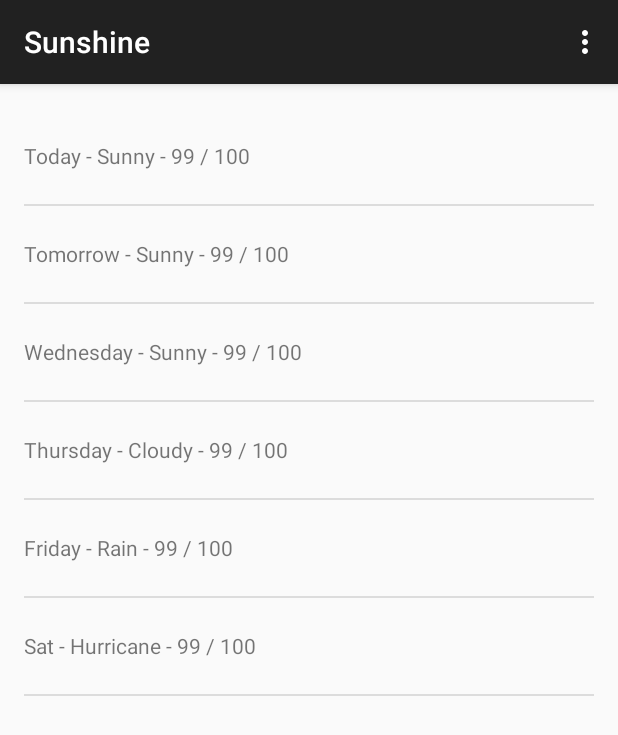
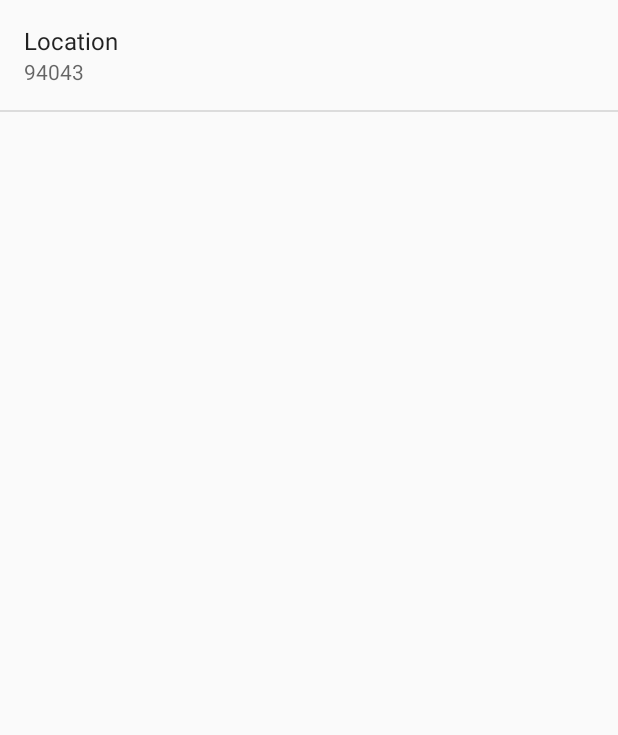
Before and after one commit to manl1100/sunshine, an Android app: the screen it shows after launch (MyActivity before the commit, SettingsActivity after it), in the options menu, after a tap on "Settings", on a phone screen of 412 x 824 dp. Shown: the top 735 px of the screen. Run offline under Robolectric (Android 15) with nearby library versions, the phone set to English and light mode, and no system bars.

Commit message:
Settings preferences, retrieve weather data on start up

```diff
--- a/app/src/main/java/com/example/manuelsanchez/android/sunshine/ForecastFragment.java
+++ b/app/src/main/java/com/example/manuelsanchez/android/sunshine/ForecastFragment.java
@@ -1,8 +1,11 @@
 package com.example.manuelsanchez.android.sunshine;
 
+import android.content.Intent;
+import android.content.SharedPreferences;
 import android.net.Uri;
 import android.os.AsyncTask;
 import android.os.Bundle;
+import android.preference.PreferenceManager;
 import android.support.v4.app.Fragment;
 import android.util.Log;
 import android.view.LayoutInflater;
@@ -28,11 +31,10 @@ import java.net.HttpURLConnection;
 import java.net.URL;
 import java.text.SimpleDateFormat;
 import java.util.ArrayList;
-import java.util.Arrays;
 import java.util.Date;
 
 /**
- * Created by manuelsanchez on 7/20/14.
+ * Created by manuelsanchez on 7/20/14
  */
 public class ForecastFragment extends Fragment {
 
@@ -48,26 +50,19 @@ public class ForecastFragment extends Fragment {
         View rootView = inflater.inflate(R.layout.fragment_my, container, false);
         setHasOptionsMenu(true);
 
-        String[] forecastData = {
-                "Today - Sunny - 99 / 100",
-                "Tomorrow - Sunny - 99 / 100",
-                "Wednesday - Sunny - 99 / 100",
-                "Thursday - Cloudy - 99 / 100",
-                "Friday - Rain - 99 / 100",
-                "Sat - Hurricane - 99 / 100"
-        };
-
-        ArrayList<String> weekForecast = new ArrayList<String>(Arrays.asList(forecastData));
-        mForecastAdapter = new ArrayAdapter<String>(getActivity(), R.layout.list_item_forecast, R.id.list_item_forecast_textview, weekForecast);
+        mForecastAdapter = new ArrayAdapter<String>(getActivity(), R.layout.list_item_forecast, R.id.list_item_forecast_textview, new ArrayList<String>());
         final ListView listView = (ListView) rootView.findViewById(R.id.listview_forecast);
         listView.setAdapter(mForecastAdapter);
 
-        listView.setOnItemClickListener(new AdapterView.OnItemClickListener() {
+            listView.setOnItemClickListener(new AdapterView.OnItemClickListener() {
 
             @Override
             public void onItemClick(AdapterView<?> parent, View view, int position, long id) {
                 String forecast = mForecastAdapter.getItem(position);
                 Toast.makeText(getActivity(), forecast, Toast.LENGTH_SHORT).show();
+                Intent weatherIntent = new Intent(getActivity(), DetailActivity.class);
+                weatherIntent.putExtra(Intent.EXTRA_TEXT, forecast);
+                startActivity(weatherIntent);
             }
         });
 
@@ -86,11 +81,23 @@ public class ForecastFragment extends Fragment {
         // as you specify a parent activity in AndroidManifest.xml.
         int id = item.getItemId();
         if (id == R.id.action_refresh) {
-            FetchWeatherTask fetchWeatherTask = new FetchWeatherTask();
-            fetchWeatherTask.execute("75209");
+            updateWeather();
             return true;
         }
         return super.onOptionsItemSelected(item);
+    }
+
+    private void updateWeather() {
+        FetchWeatherTask fetchWeatherTask = new FetchWeatherTask();
+        SharedPreferences pref = PreferenceManager.getDefaultSharedPreferences(getActivity());
+        String location = pref.getString(getString(R.string.pref_location_key), getString(R.string.pref_location_default));
+        fetchWeatherTask.execute(location);
+    }
+
+    @Override
+    public void onStart() {
+        super.onStart();
+        updateWeather();
     }
 
     public class FetchWeatherTask extends AsyncTask<String, Void, String[]> {
--- a/app/src/main/java/com/example/manuelsanchez/android/sunshine/MyActivity.java
+++ b/app/src/main/java/com/example/manuelsanchez/android/sunshine/MyActivity.java
@@ -1,5 +1,6 @@
 package com.example.manuelsanchez.android.sunshine;
 
+import android.content.Intent;
 import android.os.Bundle;
 import android.support.v7.app.ActionBarActivity;
 import android.view.Menu;
@@ -34,6 +35,8 @@ public class MyActivity extends ActionBarActivity {
         // as you specify a parent activity in AndroidManifest.xml.
         int id = item.getItemId();
         if (id == R.id.action_settings) {
+            Intent settings = new Intent(this, SettingsActivity.class);
+            startActivity(settings);
             return true;
         }
         return super.onOptionsItemSelected(item);
--- /dev/null
+++ b/app/src/main/java/com/example/manuelsanchez/android/sunshine/SettingsActivity.java
@@ -0,0 +1,71 @@
+package com.example.manuelsanchez.android.sunshine;
+
+/**
+ * Created by manuelsanchez on 12/7/14.
+ */
+
+import android.os.Bundle;
+import android.preference.ListPreference;
+import android.preference.Preference;
+import android.preference.PreferenceActivity;
+import android.preference.PreferenceManager;
+
+/**
+ * A {@link PreferenceActivity} that presents a set of application settings.
+ * <p>
+ * See <a href="http://developer.android.com/design/patterns/settings.html">
+ * Android Design: Settings</a> for design guidelines and the <a
+ * href="http://developer.android.com/guide/topics/ui/settings.html">Settings
+ * API Guide</a> for more information on developing a Settings UI.
+ */
+public class SettingsActivity extends PreferenceActivity
+        implements Preference.OnPreferenceChangeListener {
+
+    @Override
+    public void onCreate(Bundle savedInstanceState) {
+        super.onCreate(savedInstanceState);
+        // Add 'general' preferences, defined in the XML file
+        addPreferencesFromResource(R.xml.pref_general);
+
+        // For all preferences, attach an OnPreferenceChangeListener so the UI summary can be
+        // updated when the preference changes.
+        bindPreferenceSummaryToValue(findPreference(getString(R.string.pref_location_key)));
+    }
+
+    /**
+     * Attaches a listener so the summary is always updated with the preference value.
+     * Also fires the listener once, to initialize the summary (so it shows up before the value
+     * is changed.)
+     */
+    private void bindPreferenceSummaryToValue(Preference preference) {
+        // Set the listener to watch for value changes.
+        preference.setOnPreferenceChangeListener(this);
+
+        // Trigger the listener immediately with the preference's
+        // current value.
+        onPreferenceChange(preference,
+                PreferenceManager
+                        .getDefaultSharedPreferences(preference.getContext())
+                        .getString(preference.getKey(), ""));
+    }
+
+    @Override
+    public boolean onPreferenceChange(Preference preference, Object value) {
+        String stringValue = value.toString();
+
+        if (preference instanceof ListPreference) {
+            // For list preferences, look up the correct display value in
+            // the preference's 'entries' list (since they have separate labels/values).
+            ListPreference listPreference = (ListPreference) preference;
+            int prefIndex = listPreference.findIndexOfValue(stringValue);
+            if (prefIndex >= 0) {
+                preference.setSummary(listPreference.getEntries()[prefIndex]);
+            }
+        } else {
+            // For other preferences, set the summary to the value's simple string representation.
+            preference.setSummary(stringValue);
+        }
+        return true;
+    }
+
+}
--- a/app/src/main/res/layout/fragment_detail.xml
+++ b/app/src/main/res/layout/fragment_detail.xml
@@ -9,6 +9,7 @@
     tools:context="com.example.manuelsanchez.android.sunshine.DetailActivity$PlaceholderFragment">
 
     <TextView
+        android:id="@+id/detail_text"
         android:text="@string/hello_world"
         android:layout_width="wrap_content"
         android:layout_height="wrap_content" />
--- a/app/src/main/res/values/strings.xml
+++ b/app/src/main/res/values/strings.xml
@@ -3,8 +3,21 @@
 
     <string name="app_name">Sunshine</string>
     <string name="hello_world">Hello world!</string>
+    <!--for settings -->
     <string name="action_settings">Settings</string>
+
+    <!--Menu label to fetch updated weather info from server -->
     <string name="action_refresh">Refresh</string>
     <string name="title_activity_detail">DetailActivity</string>
+    <string name="title_settings_activity">SettingsActivity</string>
+
+    <!--Key name for storing location in SharedPreferences (CHAR LIMIT = NONE)-->
+    <string name="pref_location_key" translatable="false">location</string>
+
+    <!--Label for location preference (CHAR LIMIT = 30)-->
+    <string name="pref_location_label">Location</string>
+
+    <!--Default Postal Code for location preference (CHAR LIMIT = NONE)-->
+    <string name="pref_location_default" translatable="false">94043</string>
 
 </resources>
--- /dev/null
+++ b/app/src/main/res/xml/pref_general.xml
@@ -0,0 +1,13 @@
+<?xml version="1.0" encoding="utf-8"?>
+
+<PreferenceScreen xmlns:android="http://schemas.android.com/apk/res/android"
+    android:layout_width="match_parent"
+    android:layout_height="match_parent">
+
+    <EditTextPreference
+        android:key="@string/pref_location_key"
+        android:title="@string/pref_location_label"
+        android:defaultValue="@string/pref_location_default"
+        android:inputType="text"
+        android:singleLine="true"/>
+</PreferenceScreen>
```
Also changed, not shown: app/src/main/AndroidManifest.xml (+8 -0 lines), app/src/main/java/com/example/manuelsanchez/android/sunshine/DetailActivity.java (+16 -6 lines).
